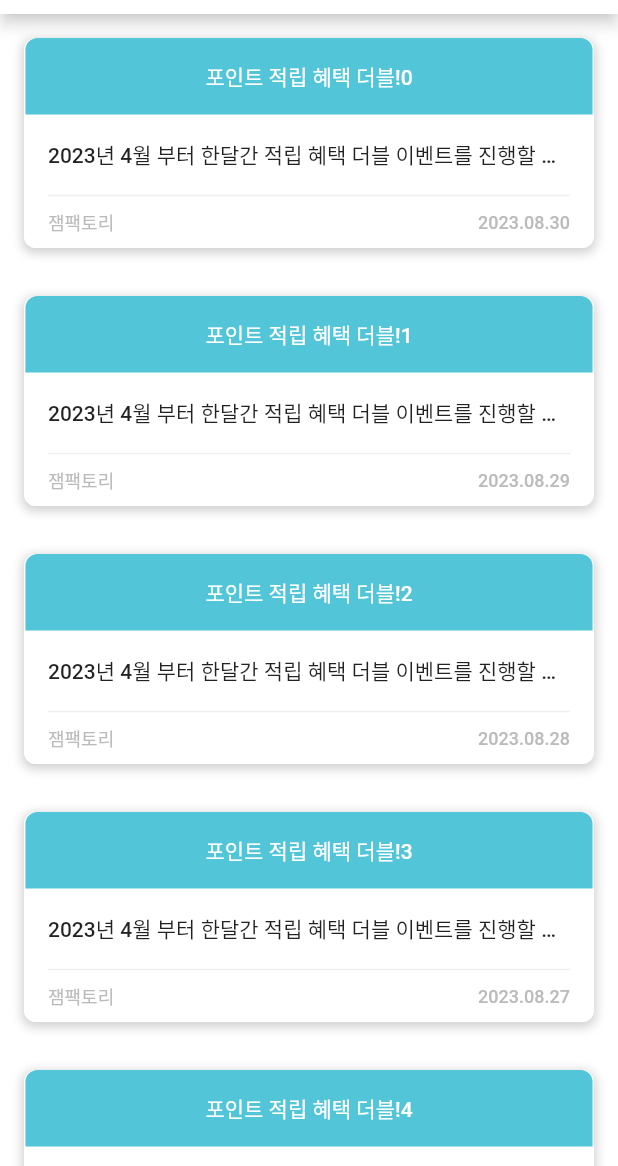
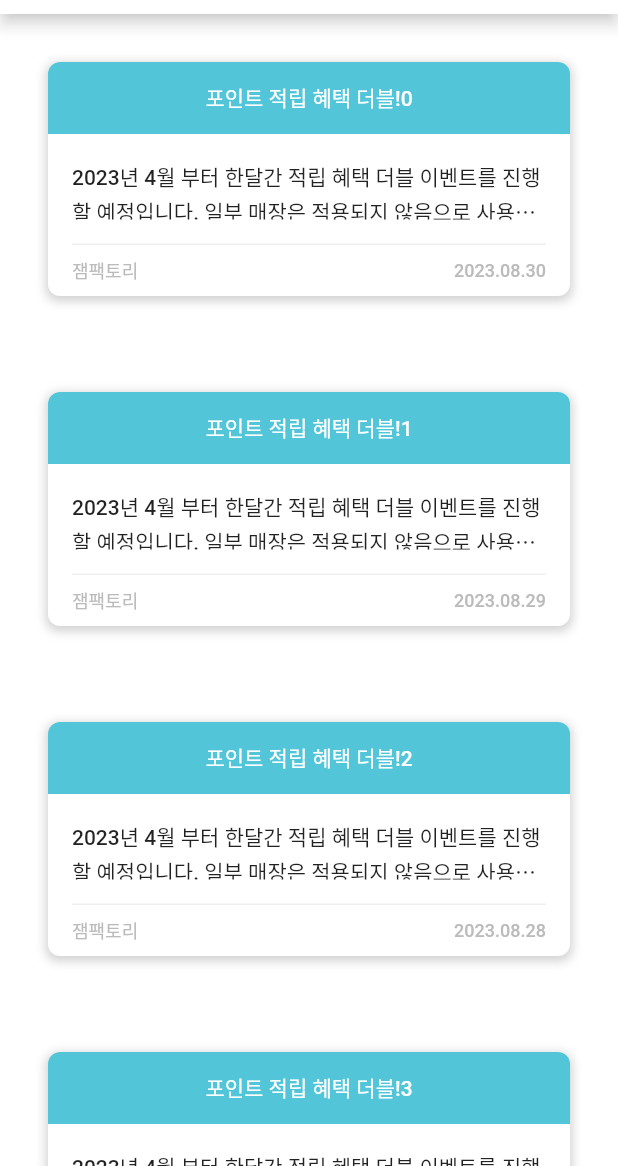
Before and after one commit to Eden0622/gemirawn_tutorial, a Flutter app: the Board screen opened directly, on a phone screen of 412 x 824 dp, the part 70-1236 px from its top. Run offline on Flutter 3.47's test engine with Material 2 defaults, Android fonts, the phone set to English and light mode, and no system bars; our stand-ins replace easy_rich_text, flutter_native_splash, flutter_svg; missing offline and left inert: kpostal; Roboto replaces fonts that are missing (Pretendard).

```diff
--- a/lib/board/board.dart
+++ b/lib/board/board.dart
@@ -6,29 +6,10 @@ import 'package:gemirawn_tutorial/data/models/notice.dart';
 import '../config/constants.dart';
 import '../home/home.dart';
 
-class Board extends StatefulWidget {
+class Board extends StatelessWidget {
   const Board({super.key});
 
   List<Notice> get boardList => noticeList;
-
-  @override
-  State<Board> createState() => _BoardState();
-}
-
-class _BoardState extends State<Board> {
-  @override
-  void initState() {
-    super.initState();
-    for (int i = 0; i < noticeList.length; i++) {
-      final Notice notice = noticeList[i];
-      const SizedBox(height: 16);
-      /*if(i % 2 == 0) {
-
-      } else if(i % 2 == 1) {
-
-      }*/
-    }
-  }
 
   @override
   Widget build(BuildContext context) {
@@ -44,18 +25,12 @@ class _BoardState extends State<Board> {
             },
           ),
         ),
-        body: Column(
-          children: [
-            Expanded(
-              child: ListView.builder(
-                  itemCount: noticeList.length,
-                  itemBuilder: (context, index) {
-                    return BoardList(
-                      notice: noticeList[index],
-                    );
-                  }),
-            ),
-          ],
-        ));
+        body: ListView.builder(
+            itemCount: noticeList.length,
+            itemBuilder: (context, index) {
+              return BoardList(
+                notice: noticeList[index],
+              );
+            }));
   }
 }
--- a/lib/board/board_list.dart
+++ b/lib/board/board_list.dart
@@ -1,5 +1,5 @@
 import 'package:flutter/material.dart';
-import 'package:gemirawn_tutorial/board/board_view.dart';
+import 'package:gemirawn_tutorial/board/board_detail.dart';
 import 'package:gemirawn_tutorial/config/constants.dart';
 import 'package:intl/intl.dart';
 
@@ -15,10 +15,17 @@ class BoardList extends StatelessWidget {
     return Padding(
       padding: const EdgeInsets.all(16.0),
       child: GestureDetector(
-        onTap: (){
-          Navigator.push(context, MaterialPageRoute(builder: (context) => const BoardView()));
+        onTap: () {
+          Navigator.push(
+              context,
+              MaterialPageRoute(
+                  builder: (context) => BoardView(
+                        notice: notice,
+                      )));
         },
         child: Container(
+          height: 156,
+          margin: const EdgeInsets.all(16.0),
           decoration: ShapeDecoration(
             color: Colors.white,
             shape: RoundedRectangleBorder(borderRadius: BorderRadius.circular(8)),
@@ -34,50 +41,47 @@ class BoardList extends StatelessWidget {
           child: Column(
             children: [
               Container(
-                padding: const EdgeInsets.symmetric(horizontal: 120, vertical: 15),
-                decoration: const BoxDecoration(
-                  color: primaryColor,
-                  borderRadius: BorderRadius.only(
-                    topLeft: Radius.circular(8),
-                    topRight: Radius.circular(8)
-                  )
+                width: double.infinity,
+                height: 48,
+                alignment: Alignment.center,
+                decoration: const BoxDecoration(color: primaryColor, borderRadius: BorderRadius.only(topLeft: Radius.circular(8), topRight: Radius.circular(8))),
+                child: Text(
+                  notice.notice_title,
+                  style: const TextStyle(fontSize: 14, fontWeight: FontWeight.w500, color: Colors.white),
                 ),
-                child: Text('${notice.notice_title}',
-                  style: const TextStyle( fontSize: 14, fontWeight: FontWeight.w500, color: Colors.white),),
                 //decoration: ,
               ),
-              Container(
-                padding: const EdgeInsets.all(16),
-                child: Text('${notice.notice_content}',
-                  overflow: TextOverflow.ellipsis,
-                  style: const TextStyle(fontSize: 14, fontWeight: FontWeight.w500),),
+              Expanded(
+                child: Container(
+                  padding: const EdgeInsets.all(16),
+                  child: Text(
+                    notice.notice_content,
+                    overflow: TextOverflow.ellipsis,
+                    maxLines: 2,
+                    style: const TextStyle(fontSize: 14, fontWeight: FontWeight.w500, height: 1.6),
+                  ),
+                ),
               ),
-              const Divider(height: 2, indent: 16, endIndent: 16, color: Color(0xFFefefef),thickness: 1,),
+              const Divider(
+                height: 1,
+                indent: 16,
+                endIndent: 16,
+                color: Color(0xFFefefef),
+                thickness: 1,
+              ),
               Container(
                 padding: const EdgeInsets.symmetric(horizontal: 16, vertical: 8),
-                decoration: const BoxDecoration(
-                    color: Colors.white,
-                    borderRadius: BorderRadius.only(
-                        bottomLeft: Radius.circular(8),
-                        bottomRight: Radius.circular(8)
-                    )
-                ),
                 child: Row(
                   mainAxisAlignment: MainAxisAlignment.spaceBetween,
                   children: [
-                    Text('${notice.store}',
-                      style: const TextStyle(
-                      fontSize: 12, fontWeight: FontWeight.w500, color: color1
-                    ),),
                     Text(
-                        DateFormat('yyyy.MM.dd').format(notice.date),
-                      style: const TextStyle(
-                          fontSize: 12, fontWeight: FontWeight.w500, color: color1)
-                    )
+                      notice.store,
+                      style: const TextStyle(fontSize: 12, fontWeight: FontWeight.w500, color: color1),
+                    ),
+                    Text(DateFormat('yyyy.MM.dd').format(notice.date), style: const TextStyle(fontSize: 12, fontWeight: FontWeight.w500, color: color1))
                   ],
                 ),
               ),
-              //SizedBox(height: 16,),
             ],
           ),
         ),
--- a/lib/data/models/notice.dart
+++ b/lib/data/models/notice.dart
@@ -2,29 +2,29 @@
 import 'package:flutter/material.dart';
 
 class Notice {
-  static const int typeEven = 0;
-  static const int typeOdd = 1;
-
   final String notice_title;
   final String notice_content;
   final String store;
   final DateTime date;
-  final int notice_type;
+  final String? imageUrl;
+  final String? fileUrl;
 
   Notice({
     required this.notice_title,
     required this.notice_content,
     required this.store,
     required this.date,
-    required this.notice_type
+    this.imageUrl,
+    this.fileUrl
   });
 }
 
-final List<Notice> noticeList = List.generate(30,
-        (index) =>
-        Notice(
+final List<Notice> noticeList = List.generate(
+  30,
+  (index) => Notice(
     notice_title: '포인트 적립 혜택 더블!$index',
-            notice_content: '2023년 4월 부터 한달간 적립 혜택 더블 이벤트를 진행할 예정입니다. 일부 매장은 적용되지 않으므로 사용시 주의 하시기 바랍니다.\n'
+    notice_content: '2023년 4월 부터 한달간 적립 혜택 더블 이벤트를 진행할 예정입니다. 일부 매장은 적용되지 않음으로 사용시 주의 하시기 바랍니다.\n'
+        '\n'
         '적용 매장\n'
         '- 재미로운 강남지점\n'
         '- 재미로운 영등포지점\n'
@@ -39,9 +39,10 @@ final List<Notice> noticeList = List.generate(30,
         '- 재미로운 인천 트리플 지점',
     store: '잼팩토리',
     date: DateTime.now().subtract(Duration(days: index)),
-            notice_type: index.isEven ? Notice.typeEven : Notice.typeOdd)
+    imageUrl: index.isEven ? 'https://source.unsplash.com/random' : null,
+    fileUrl: index.isEven ? '공지사항 관련 자료.jpg' : null,
+  ),
 );
-
 
 //isOdd : 홀수
 //isEven : 짝수
```
Also changed, not shown: lib/board/board_detail.dart (added, +88 -0 lines), lib/board/board_view.dart (deleted, +0 -67 lines). Lines whose indentation alone changed are shown as unchanged.
